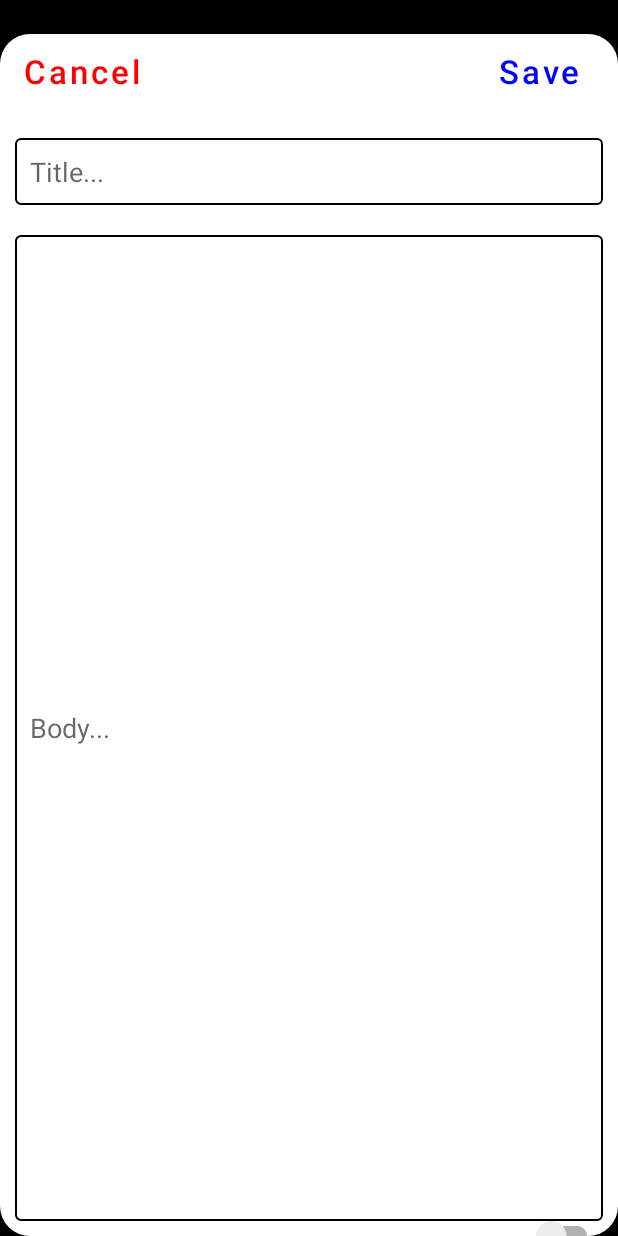
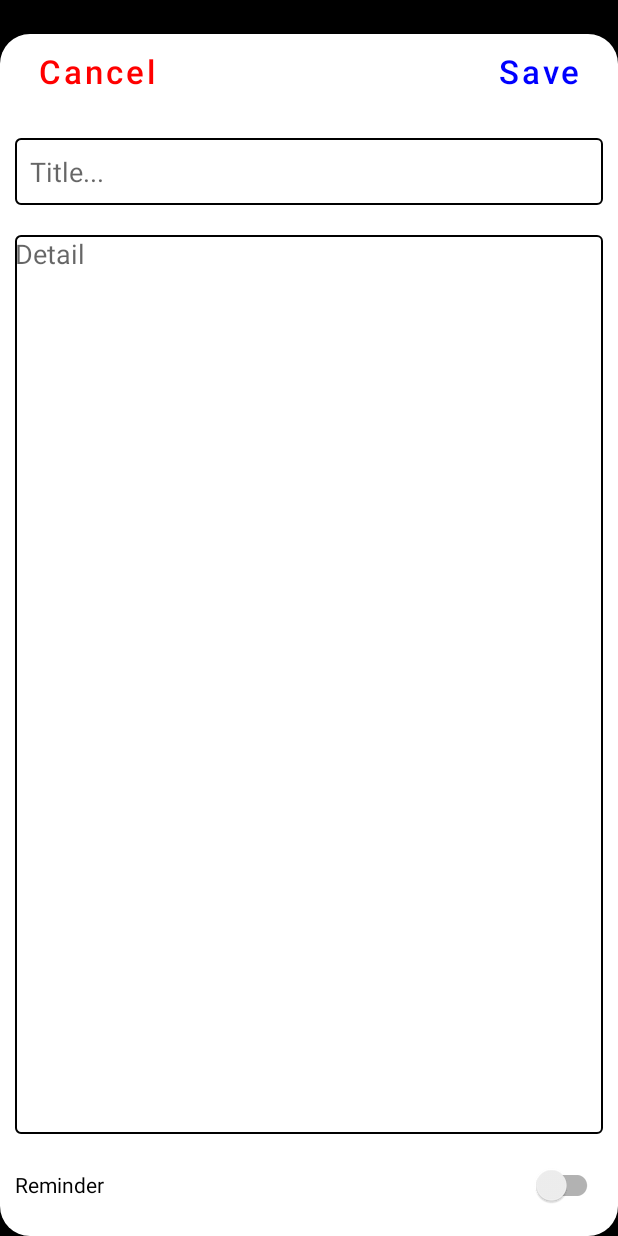
Before and after one commit to Fakevin0613/Note-Application-Android, an Android app: the layout add_note.xml on its own in the app's theme, with its tools: preview values and no code run, on a phone screen of 412 x 824 dp. Run offline under Robolectric (Android 15) with nearby library versions, the phone set to English and light mode, and no system bars.

Commit message:
interface1.0

```diff
--- a/NoteApplication/app/src/main/AndroidManifest.xml
+++ b/NoteApplication/app/src/main/AndroidManifest.xml
@@ -18,6 +18,8 @@
                 <category android:name="android.intent.category.LAUNCHER"/>
             </intent-filter>
         </activity>
+        <activity android:name=".AddNoteActivity"/>
+
     </application>
 
 </manifest>
--- a/NoteApplication/app/src/main/res/layout/add_note.xml
+++ b/NoteApplication/app/src/main/res/layout/add_note.xml
@@ -39,6 +39,7 @@
                     android:textAlignment="textStart"
                     android:background="@android:color/transparent"
                     android:layout_marginEnd="10dp"
+                    android:layout_marginStart="10dp"
                     android:layout_marginBottom="10dp">
             </Button>
             <Button
@@ -70,27 +71,27 @@
                 android:layout_marginBottom="10dp"/>
 
         <com.google.android.material.textfield.TextInputEditText
+                android:id="@+id/idEdtNoteDesc"
                 android:layout_width="match_parent"
                 android:layout_height="match_parent"
+                android:layout_above="@id/idRmdSwitch"
                 android:layout_below="@id/title"
-                android:id="@+id/Contents"
-                android:hint="Body..."
                 android:background="@drawable/back"
-                android:padding="10dp"
-                android:lines="25"
-                android:layout_marginTop="10dp" android:layout_marginStart="10dp" android:layout_marginEnd="10dp"
-                android:layout_marginBottom="10dp"/>
+                android:gravity="start|top"
+                android:hint="Detail"
+                android:inputType="textMultiLine"
+                android:singleLine="false"
+                android:textColor="@color/black"
+                android:layout_marginTop="10dp" android:layout_marginStart="10dp"
+                android:layout_marginEnd="10dp" android:layout_marginBottom="10dp"/>
+
         <androidx.appcompat.widget.SwitchCompat
 
                 android:id="@+id/idRmdSwitch"
+                android:layout_alignParentBottom="true"
                 android:text="Reminder"
-                android:layout_below="@id/Contents"
-                android:layout_alignParentBottom="true"
                 android:layout_width="match_parent"
-                android:layout_height="wrap_content"
-                android:layout_marginTop="20dp" android:layout_marginStart="10dp"
-                android:layout_marginEnd="10dp" android:layout_marginBottom="20dp"/>
+                android:layout_height="wrap_content" android:layout_marginStart="10dp"
+                android:layout_marginEnd="10dp" android:layout_marginBottom="10dp"/>
     </RelativeLayout>
-
-
 </RelativeLayout>
--- a/NoteApplication/app/src/main/res/layout/read_note.xml
+++ b/NoteApplication/app/src/main/res/layout/read_note.xml
@@ -7,6 +7,7 @@
         android:background="@color/white"
         tools:context=".AddNoteActivity">
     <!--button for saving and updating a note-->
+
     <LinearLayout
             android:id="@+id/LinearLayoutButton"
             android:layout_width="match_parent"
@@ -19,7 +20,7 @@
                 android:layout_width="match_parent"
                 android:layout_height="wrap_content"
                 android:layout_weight="1"
-                android:text=" NoteList"
+                android:text="NoteList"
                 android:textAllCaps="false"
                 android:textColor="@color/blue"
                 android:textSize="10pt"
```
Also changed, not shown: NoteApplication/app/src/main/java/com/noteapplication/cs398/AddNoteActivity.kt (added, +18 -0 lines), NoteApplication/app/src/main/java/com/noteapplication/cs398/MainActivity.kt (+4 -3 lines), NoteApplication/app/src/main/java/com/noteapplication/cs398/ReadNoteActivity.java (added, +18 -0 lines).
